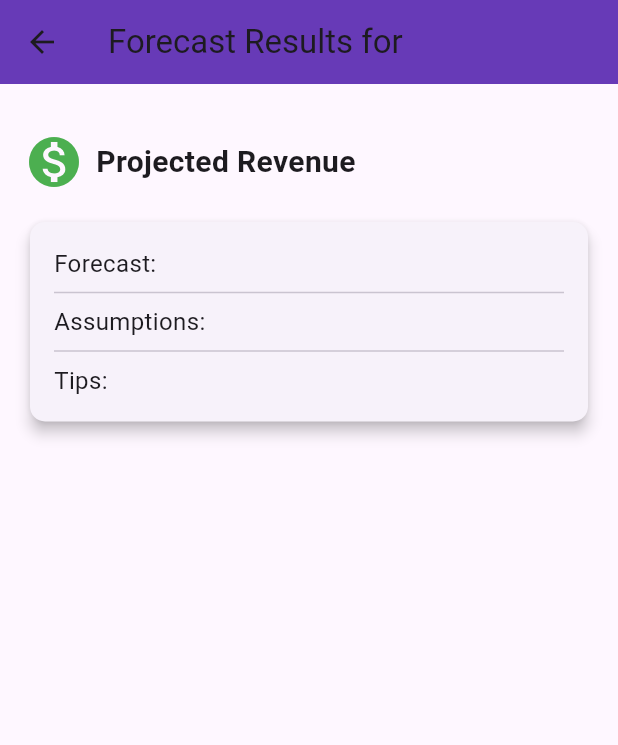
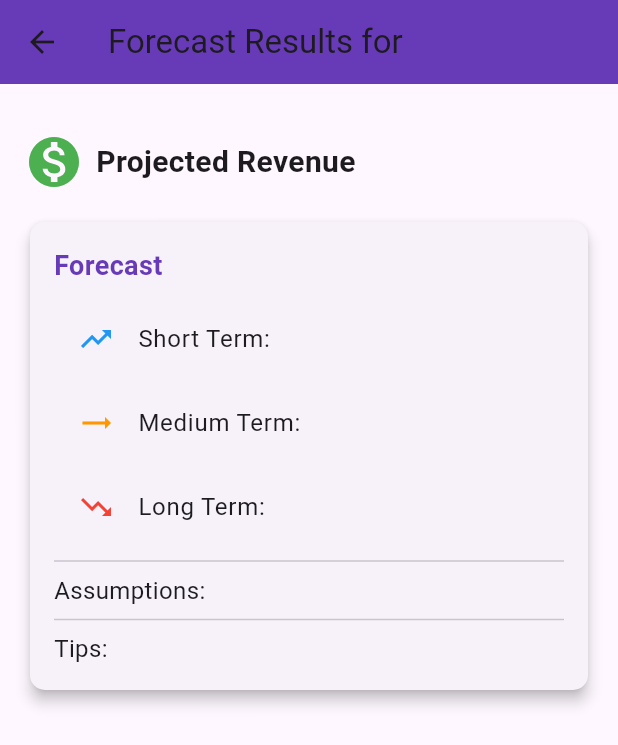
Before and after one commit to WaleedAlrashed/crypto_hub, a Flutter app: the ForecastResultsPage screen opened directly with empty values, on a phone screen of 412 x 824 dp. Shown: the top 745 px of the screen. Run offline on Flutter 3.47's test engine with Material 3 defaults, Android fonts, the phone set to English and light mode, and no system bars; our stand-ins replace flutter_gemini; missing offline and left inert: flutter_icons_fix.

Commit message:
add dummy data instead of calling gemini api

```diff
--- /dev/null
+++ b/lib/config/dummy_data.dart
@@ -0,0 +1,16 @@
+class AppConfig {
+  static const bool isDebug = true;
+}
+
+const String dummyForecast = """
+{
+  "crypto": "BTC",
+  "forecast": {
+    "short_term": "Based on historical data and current market trends, in the next 1-3 months, the value of your portfolio is expected to fluctuate within a range of -5% to +10%, indicating potential stability or modest growth.",
+    "medium_term": "Over the medium term (6-12 months), your portfolio is projected to experience moderate growth, with an estimated increase of 15-25%. This aligns with the historical growth trajectory of BTC and the anticipated market recovery.",
+    "long_term": "In the long term (1-5 years), your portfolio has the potential for significant growth. Assuming continued market adoption and technological advancements, the value of your BTC holdings could appreciate by 50-100% or more. However, it's important to note that cryptocurrency markets are volatile, and actual returns may vary."
+  },
+  "assumptions": "* Historical growth rates of BTC\\n* Expected market recovery based on current economic indicators\\n* Continued adoption and technological advancements in the cryptocurrency industry",
+ "tips": "Maximize Returns:\\n  - Consider investing in a diverse range of crypto assets to mitigate risk and enhance potential returns.\\n * Manage Risk:\\n  - Monitor the market closely and adjust your investment strategy as needed.\\n  - Explore options for hedging to protect against potential downturns.\\n* Stay Informed:\\n  - Keep abreast of the latest news and developments in the cryptocurrency industry.\\n  - Consult with financial advisors or experts to make informed investment decisions.\\n* Dollar-Cost Averaging:\\n  - Invest a fixed amount of money at regular intervals to reduce the impact of market volatility."
+}
+""";
--- a/lib/pages/forecast_results_page.dart
+++ b/lib/pages/forecast_results_page.dart
@@ -13,7 +13,8 @@ class ForecastResultsPage extends StatelessWidget {
         title: Text("Forecast Results for ${forecast.crypto}"),
         backgroundColor: Colors.deepPurple,
       ),
-      body: Padding(
+      body: SingleChildScrollView(
+        child: Padding(
           padding: const EdgeInsets.all(16.0),
           child: Column(
             crossAxisAlignment: CrossAxisAlignment.start,
@@ -40,9 +41,46 @@ class ForecastResultsPage extends StatelessWidget {
                   child: Column(
                     crossAxisAlignment: CrossAxisAlignment.start,
                     children: [
-                    Text(
-                      'Forecast: ${forecast.forecast.longTerm}',
+                      const Text(
+                        'Forecast',
+                        style: TextStyle(
+                          fontSize: 18,
+                          fontWeight: FontWeight.bold,
+                          color: Colors.deepPurple,
+                        ),
+                      ),
+                      const SizedBox(height: 8),
+                      AnimatedContainer(
+                        duration: const Duration(milliseconds: 500),
+                        curve: Curves.easeInOut,
+                        child: Column(
+                          children: [
+                            ListTile(
+                              leading: const Icon(Icons.trending_up,
+                                  color: Colors.blue),
+                              title: Text(
+                                'Short Term: ${forecast.forecast.shortTerm}',
                                 style: const TextStyle(fontSize: 16),
+                              ),
+                            ),
+                            ListTile(
+                              leading: const Icon(Icons.trending_flat,
+                                  color: Colors.orange),
+                              title: Text(
+                                'Medium Term: ${forecast.forecast.mediumTerm}',
+                                style: const TextStyle(fontSize: 16),
+                              ),
+                            ),
+                            ListTile(
+                              leading: const Icon(Icons.trending_down,
+                                  color: Colors.red),
+                              title: Text(
+                                'Long Term: ${forecast.forecast.longTerm}',
+                                style: const TextStyle(fontSize: 16),
+                              ),
+                            ),
+                          ],
+                        ),
                       ),
                       const Divider(),
                       Text(
@@ -51,7 +89,7 @@ class ForecastResultsPage extends StatelessWidget {
                       ),
                       const Divider(),
                       Text(
-                      'Tips: ${forecast.assumptions}',
+                        'Tips: ${forecast.tips}',
                         style: const TextStyle(fontSize: 16),
                       ),
                     ],
@@ -61,6 +99,7 @@ class ForecastResultsPage extends StatelessWidget {
             ],
           ),
         ),
+      ),
     );
   }
 }
--- a/lib/pages/portfolio_forecase_page.dart
+++ b/lib/pages/portfolio_forecase_page.dart
@@ -20,7 +20,8 @@ class _PortfolioForecastPageState extends State<PortfolioForecastPage> {
     'XRP',
     'ADA'
   ]; // Example list
-  final TextEditingController amountController = TextEditingController();
+  final TextEditingController amountController =
+      TextEditingController(text: "50");
 
   @override
   Widget build(BuildContext context) {
```
Also changed, not shown: lib/services/gemini_service.dart (+23 -9 lines). Lines whose indentation alone changed are shown as unchanged.
